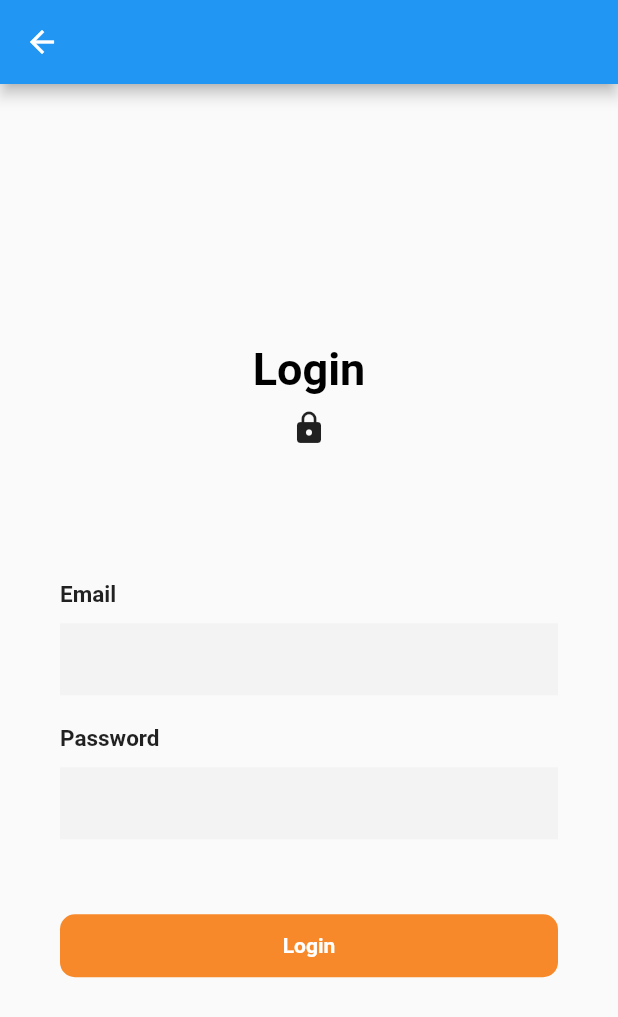
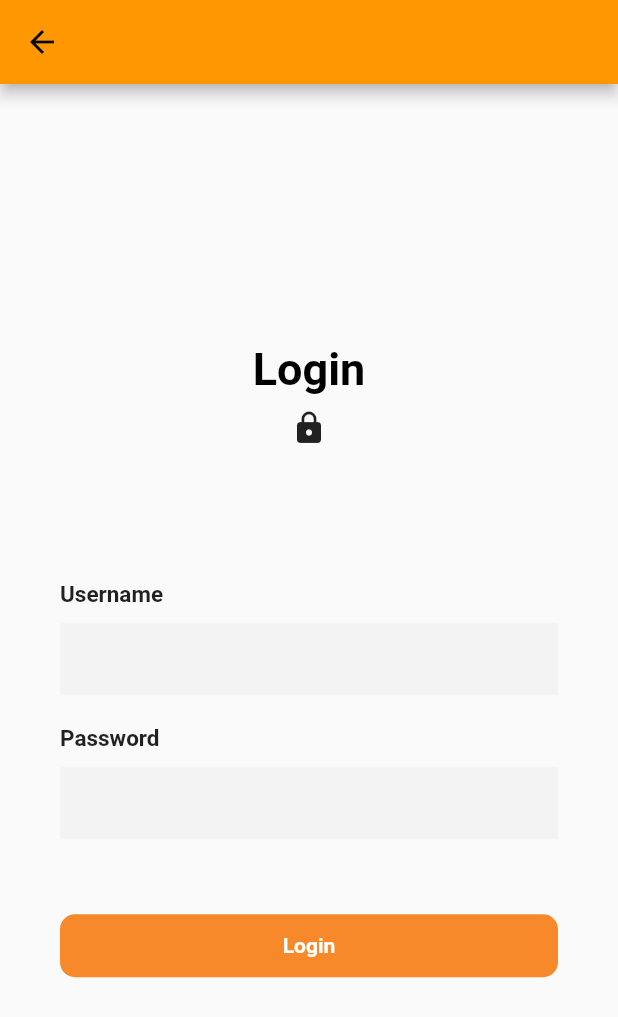
Before and after one commit to aymannc/faceid_mobile_app, a Flutter app: the screen it shows after launch, after a tap on "Login", on a phone screen of 412 x 824 dp. Shown: the top 1017 px of the screen. Run offline on Flutter 3.47's test engine with Material 2 defaults, Android fonts, the phone set to English and light mode, and no system bars; our stand-ins replace camera, flutter_secure_storage, fluttertoast, modal_bottom_sheet, toast; missing offline and left inert: firebase_ml_vision; accounts and stored records are empty; network calls fail.

Commit message:
Updating login's pages

```diff
--- a/lib/login/login_page.dart
+++ b/lib/login/login_page.dart
@@ -4,9 +4,8 @@ import 'package:http/http.dart' as http;
 import 'package:flutter/material.dart';
 import 'package:flutter_secure_storage/flutter_secure_storage.dart';
 import 'file:///C:/Users/hp/Desktop/faceid_mobile_app/lib/login/home_page.dart';
-import 'faceIDCamera.dart';
 
-const SERVER_IP = 'http://192.168.8.104:8083';
+const SERVER_IP = 'http://10.0.0.2:8083';
 final storage = FlutterSecureStorage();
 
 class LoginPage extends StatefulWidget {
@@ -18,6 +17,7 @@ class _LoginPageState extends State<LoginPage> {
   final TextEditingController _emailController = TextEditingController();
 
   final TextEditingController _passwordController = TextEditingController();
+  var loginPressed = false;
 
   void displayDialog(context, title, text) => showDialog(
         context: context,
@@ -25,13 +25,13 @@ class _LoginPageState extends State<LoginPage> {
             AlertDialog(title: Text(title), content: Text(text)),
       );
 
-  Future<String> attemptLogIn(String username, String password) async {
+  Future<bool> attemptLogIn(String username, String password) async {
     var res = await http.post("$SERVER_IP/login",
         body: jsonEncode(
             <String, String>{'username': username, 'password': password}));
     print("[res] : " + res.headers['authorization']);
-    if (res.statusCode == 200) return res.headers['authorization'];
-    return null;
+    print('Status : ' + res.statusCode.toString());
+    return (res.statusCode == 200) ? true : false;
   }
 
   Widget _title() {
@@ -51,18 +51,25 @@ class _LoginPageState extends State<LoginPage> {
   Widget _submitButton() {
     return InkWell(
       onTap: () async {
+        setState(() {
+          loginPressed = true;
+        });
         var username = _emailController.text;
         var password = _passwordController.text;
         print("[username] : " + username);
         print("[password] : " + password);
-        var jwt = await attemptLogIn(username, password);
-        if (jwt != null) {
-          storage.write(key: "jwt", value: jwt);
+        var logged = await attemptLogIn(username, password);
+        print('Logged : ' + logged.toString());
+        if (logged) {
+          storage.write(key: "username", value: username);
           // TODO : decode JwtTocken and store it to the secureStorage
+          Navigator.of(context).pop();
           Navigator.push(
-              context,
-              MaterialPageRoute(
-                  builder: (context) => HomePage.fromBase64(jwt)));
+            context,
+            MaterialPageRoute(
+              builder: (context) => HomePage(username),
+            ),
+          );
         } else {
           displayDialog(context, "An Error Occurred",
               "No account was found matching that username and password");
@@ -143,12 +150,18 @@ class _LoginPageState extends State<LoginPage> {
                 SizedBox(
                   height: 80,
                 ),
-                _entryField("Email"),
+                _entryField("Username"),
                 _entryField("Password", isPassword: true),
                 SizedBox(
                   height: 40,
                 ),
-                _submitButton(),
+                (loginPressed)
+                    ? CircularProgressIndicator(
+                        valueColor: AlwaysStoppedAnimation<Color>(
+                          Colors.orange,
+                        ),
+                      )
+                    : _submitButton(),
               ],
             ),
           ),
--- a/lib/main.dart
+++ b/lib/main.dart
@@ -2,8 +2,6 @@ import 'package:faceid_mobile/login/welcome_page.dart';
 import 'package:flutter/material.dart';
 import 'package:flutter_secure_storage/flutter_secure_storage.dart';
 import 'package:faceid_mobile/login/home_page.dart';
-import 'dart:convert' show ascii, base64, json, utf8;
-
 
 // Initializing the secure storage for state management
 final storage = FlutterSecureStorage();
@@ -16,9 +14,9 @@ void main() {
 class MyApp extends StatelessWidget {
 
   Future<String> get logged async {
-    var jwt = await storage.read(key: "jwt");
-    if (jwt == null) return "";
-    return jwt;
+    var username = await storage.read(key: "username");
+    if (username == null) return "";
+    return username;
   }
 
   // This widget is the root of your application.
@@ -27,38 +25,13 @@ class MyApp extends StatelessWidget {
     return MaterialApp(
       title: 'Flutter Demo',
       theme: ThemeData(
-        primarySwatch: Colors.blue,
+        primarySwatch: Colors.orange,
       ),
       home: FutureBuilder(
         future: logged,
         builder: (context, payload) {
           if (!payload.hasData) return CircularProgressIndicator();
-          if (payload.data != "") {
-            print("[Befor Splitted JWT]: " + payload.toString());
-            var jwt = payload.data.toString().split(" ")[1].split(".");
-            print("[Splitted JWT]: " + jwt[1]);
-            print("[JWT Lenght]: " + jwt.length.toString());
-            if (jwt.length != 3) {
-              // return to the login Page
-              return WelcomePage();
-            } else {
-              var decodedJwt = json.decode(
-                  utf8.decode(base64.decode(base64.normalize(jwt[1]))));
-              print("[Decoded JWT]: " + decodedJwt.toString());
-              if (DateTime.fromMillisecondsSinceEpoch(decodedJwt["exp"] * 1000)
-                  .isAfter(DateTime.now())) {
-                //return to home page
-                return HomePage(payload.data, decodedJwt);
-              } else {
-                // return to the login Page
-                storage.delete(key: 'jwt');
-                return WelcomePage();
-              }
-            }
-          } else {
-            // return to the login Page
-            return WelcomePage();
-          }
+          return (payload.data != '') ? HomePage(payload.data) : WelcomePage();
         },
       ),
     );
--- a/pubspec.yaml
+++ b/pubspec.yaml
@@ -36,6 +36,7 @@ dependencies:
   http: ^0.12.2
   flutter_exif_rotation: ^0.2.7
   flutter_secure_storage:
+  toast:
 
 
 
```
Also changed, not shown: lib/login/faceIDCamera.dart (+80 -22 lines), lib/login/home_page.dart (+38 -27 lines), pubspec.lock.
